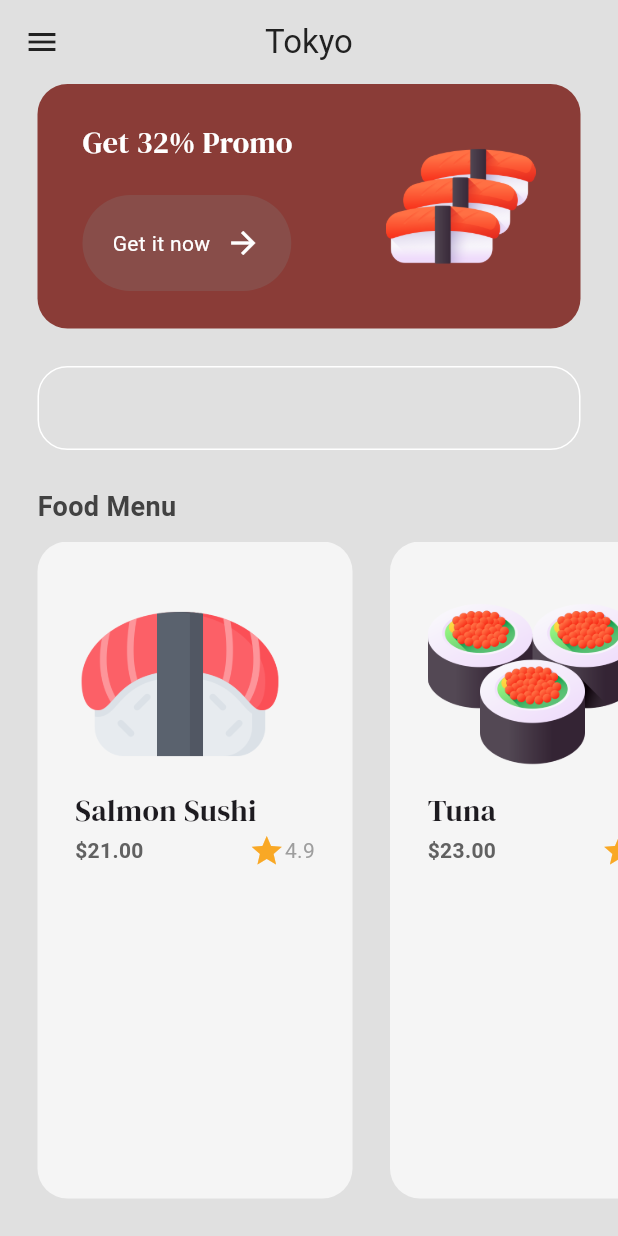
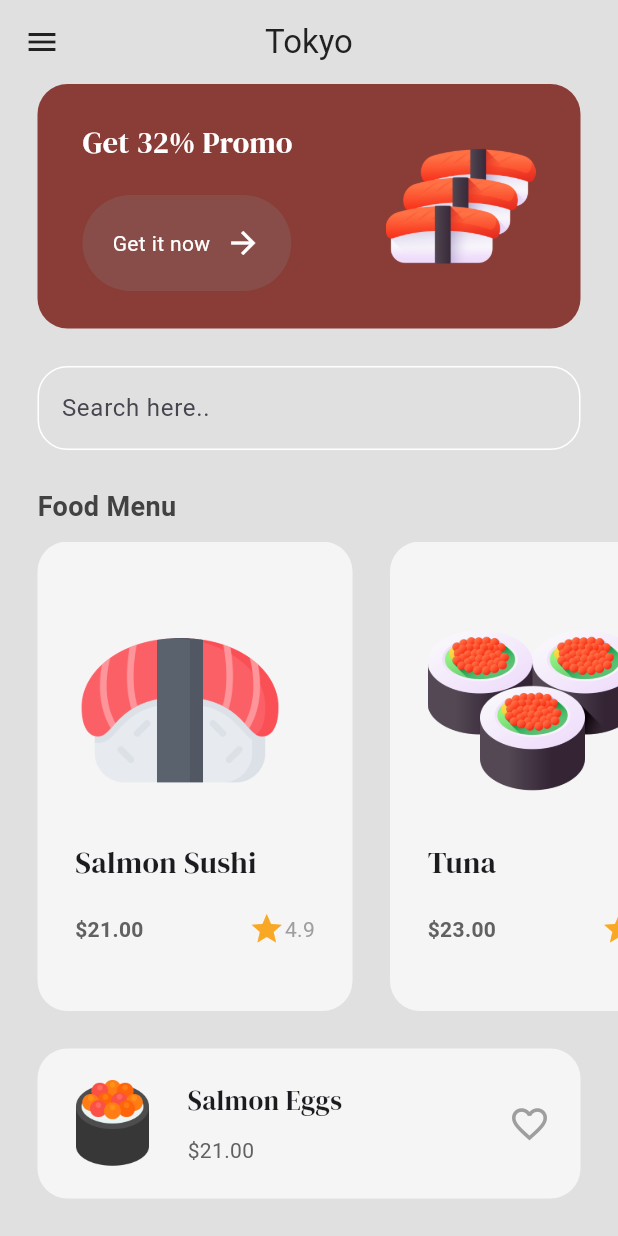
Before and after one commit to Brayan-chan/sushi_shop, a Flutter app: the MenuPage screen opened by its route, on a phone screen of 412 x 824 dp. Run offline on Flutter 3.47's test engine with Material 3 defaults, Android fonts, the phone set to English and light mode, and no system bars; our stand-ins replace google_fonts.

Commit message:
Adición row elements en el contenedor de favorite food

```diff
--- a/lib/components/food_tile.dart
+++ b/lib/components/food_tile.dart
@@ -26,6 +26,9 @@ class FoodTile extends StatelessWidget {
       child: Column (
         //Se utiliza crossAxisAlignment para alinear el texto de forma vertical
         crossAxisAlignment: CrossAxisAlignment.start,
+        //Se utiliza mainAxisAlignment para alinear el texto de forma horizontal
+        //SpaceEvenly sirve para separar los elementos de forma equitativa
+        mainAxisAlignment: MainAxisAlignment.spaceEvenly,
         //Se utiliza children para agregar elementos dentro del contenedor
         children: [
           //Asignando una imagen con la clase Food
--- a/lib/pages/menu_page.dart
+++ b/lib/pages/menu_page.dart
@@ -6,99 +6,61 @@ import 'package:sushi_shop/models/food.dart';
 import 'package:sushi_shop/theme/colors.dart';
 
 class MenuPage extends StatefulWidget {
-  const MenuPage({super.key});
+  const MenuPage({Key? key});
 
   @override
   State<MenuPage> createState() => _MenuPageState();
 }
 
 class _MenuPageState extends State<MenuPage> {
-
-  //Lista de alimentos
-  List foodMenu = [
-    //Hacemos uso de la clase Food
-    //salmon sushi
+  List<Food> foodMenu = [
     Food(
       name: 'Salmon Sushi',
       price: '21.00',
       imagePath: 'lib/images/salmon_sushi.png',
-      rating: '4.9'
+      rating: '4.9',
     ),
-
-
-    //tuna
     Food(
       name: 'Tuna',
       price: '23.00',
       imagePath: 'lib/images/tuna.png',
-      rating: '4.3'
+      rating: '4.3',
     ),
   ];
 
   @override
   Widget build(BuildContext context) {
-    //Scaffold sirve para crear una pantalla vacia
     return Scaffold(
-      //Asignando un color a la pantalla
       backgroundColor: Colors.grey[300],
-
-      //Parte superior de la ventana
-      //Asignando un menu de amburguesa
       appBar: AppBar(
-
-        //Centertitle para centrar el texto dentro del appbar
         centerTitle: true,
-        //Asignando un color al menu
         backgroundColor: Colors.transparent,
         elevation: 0,
         leading: Icon(
           Icons.menu,
-          //Asignandole un color al icono
           color: Colors.grey[900],
         ),
-        //Asinando un titulo a la pagina
         title: Text(
           'Tokyo',
-          //Asignando un color al titulo
           style: TextStyle(color: Colors.grey[900]),
         ),
       ),
-      //Creando el contenido de la pagina
-
       body: Column(
-        //Alineando al inicio para que el texto 'Food Menu' se acomode al inicio
         crossAxisAlignment: CrossAxisAlignment.start,
         children: [
-          //Banner de promociones
           Container(
-            //PrimaryColor es un componente para asignar colores
-            //Se le asigna un borde de 20 pixeles
-            decoration: BoxDecoration(color: primaryColor, borderRadius: BorderRadius.circular(20)),
-            //Definiendo el margen
-            //EdgeInsts sirve para definir el margen del contenedor
+            decoration: BoxDecoration(
+              color: primaryColor,
+              borderRadius: BorderRadius.circular(20),
+            ),
             margin: const EdgeInsets.symmetric(horizontal: 25),
-            //Definiendo el padding
-            //Definiendo te tamanio del contenedor
-            //Utilizamos symmetric para darle el mismo margen a todos los lados
             padding: const EdgeInsets.symmetric(horizontal: 30, vertical: 25),
-            //Creando un contenedor para el banner
             child: Row(
-              //Definiendo el tamanio del contenedor
-              //EdgeInsts sirve para definir el margen del contenedor
               mainAxisAlignment: MainAxisAlignment.spaceBetween,
-              //Podemos utilizar igual spaceBetween o spaceAround
-              //spaceAround distribuye el espacio equitativamente
-              //spaceEvenly distribuye el espacio equitativamente
-
               children: [
                 Column(
-                  //Definiendo el tamanio del contenedor
-                  //EdgeInsts sirve para definir el margen del contenedor
                   crossAxisAlignment: CrossAxisAlignment.start,
-
                   children: [
-                    //Texto de promoción
-                    //Dandole estilos al texto
                     Text(
                       'Get 32% Promo',
                       style: GoogleFonts.dmSerifDisplay(
@@ -106,18 +68,10 @@ class _MenuPageState extends State<MenuPage> {
                         color: Colors.white,
                       ),
                     ),
-
                     const SizedBox(height: 20),
-
-                    //Boton de promoción
-                    MyButton(
-                      text: 'Get it now',
-                      onTap: (){}
-                    ),
+                    MyButton(text: 'Get it now', onTap: () {}),
                   ],
                 ),
-
-                //Imagen de promocion
                 Image.asset(
                   'lib/images/many-sushi.png',
                   height: 100,
@@ -125,78 +79,89 @@ class _MenuPageState extends State<MenuPage> {
               ],
             ),
           ),
-
-          //Definiendo el margen de la seccion
           const SizedBox(height: 25),
-
-          //Buscador de productos
-          //TextField sirve para crear un contenedor de texto
-          //Se asigna un pading symetrico para que se aplique de ambos lados
           Padding(
-            //Con este pading se define que el contenedor de texto quedara en el centro
             padding: const EdgeInsets.symmetric(horizontal: 25.0),
             child: TextField(
-              //InputDecoration sirve para darle estilos a los inputs
-              //OutlineInputBorder sirve para darle un borde al input
               decoration: InputDecoration(
-                //FocusedBorder sirve para darle un borde al input cuando este seleccionado
-                //Es decir por defecto al seleccionar el textfield el borde se tonara en negro
                 focusedBorder: OutlineInputBorder(
                   borderSide: BorderSide(color: Colors.white),
                   borderRadius: BorderRadius.circular(20),
                 ),
-                //C
                 enabledBorder: OutlineInputBorder(
                   borderSide: BorderSide(color: Colors.white),
                   borderRadius: BorderRadius.circular(20),
-                )
+                ),
+                hintText: 'Search here..', // Comillas añadidas aquí
               ),
             ),
           ),
-
-          //Definiendo el margen de la seccion
           const SizedBox(height: 25),
-
-          //Listado de productos
-          //Asignando un padding para manejar el margen
           Padding(
             padding: const EdgeInsets.symmetric(horizontal: 25.0),
             child: Text(
               'Food Menu',
-              //Definiendo estilos para el texto
-               style: TextStyle(
+              style: TextStyle(
                 fontWeight: FontWeight.bold,
                 color: Colors.grey[800],
                 fontSize: 18,
               ),
             ),
           ),
-
-          //Definiendo el margen de la seccion
           const SizedBox(height: 10),
-
-          //Se crea el componente FoodTile
-          //Expanded es para hacer que el componente se adapte a la pantalla
           Expanded(
-            //Asignando un padding para manejar el margen
-            //Se removio el padding ya que no es necesario
             child: ListView.builder(
-              //scrollDirection sirve para definir la direccion de desplazamiento de la lista de elementos
               scrollDirection: Axis.horizontal,
-              //Se crea el contador de las posiciones de la lista
               itemCount: foodMenu.length,
-              //itemBuilder sirve para crear los elementos de la lista
-              //index sirve para manejar el indice de los elementos
               itemBuilder: (context, index) => FoodTile(
                 food: foodMenu[index],
               ),
             ),
           ),
-
-          //Definiendo el margen de la seccion
           const SizedBox(height: 25),
-
-          //Comida popular
+          Container(
+            decoration: BoxDecoration(
+              color: Colors.grey[100],
+              borderRadius: BorderRadius.circular(20),
+            ),
+            margin: const EdgeInsets.only(left: 25, right: 25, bottom: 25),
+            padding: const EdgeInsets.all(20),
+            child: Row(
+              mainAxisAlignment: MainAxisAlignment.spaceBetween,
+              children: [
+                Row(
+                  children: [
+                    Image.asset(
+                      'lib/images/salmon_eggs.png',
+                      height: 60,
+                    ),
+                    const SizedBox(width: 20),
+                    Column(
+                      crossAxisAlignment: CrossAxisAlignment.start,
+                      children: [
+                        Text(
+                          'Salmon Eggs',
+                          style: GoogleFonts.dmSerifDisplay(fontSize: 18),
+                        ),
+                        const SizedBox(height: 10),
+                        Text(
+                          '\$21.00',
+                          style: TextStyle(
+                            color: Colors.grey[700],
+                          ),
+                        ),
+                      ],
+                    ),
+                  ],
+                ),
+                const Icon(
+                  Icons.favorite_outline,
+                  color: Colors.grey,
+                  size: 28,
+                ),
+              ],
+            ),
+          ),
         ],
       ),
     );
```
